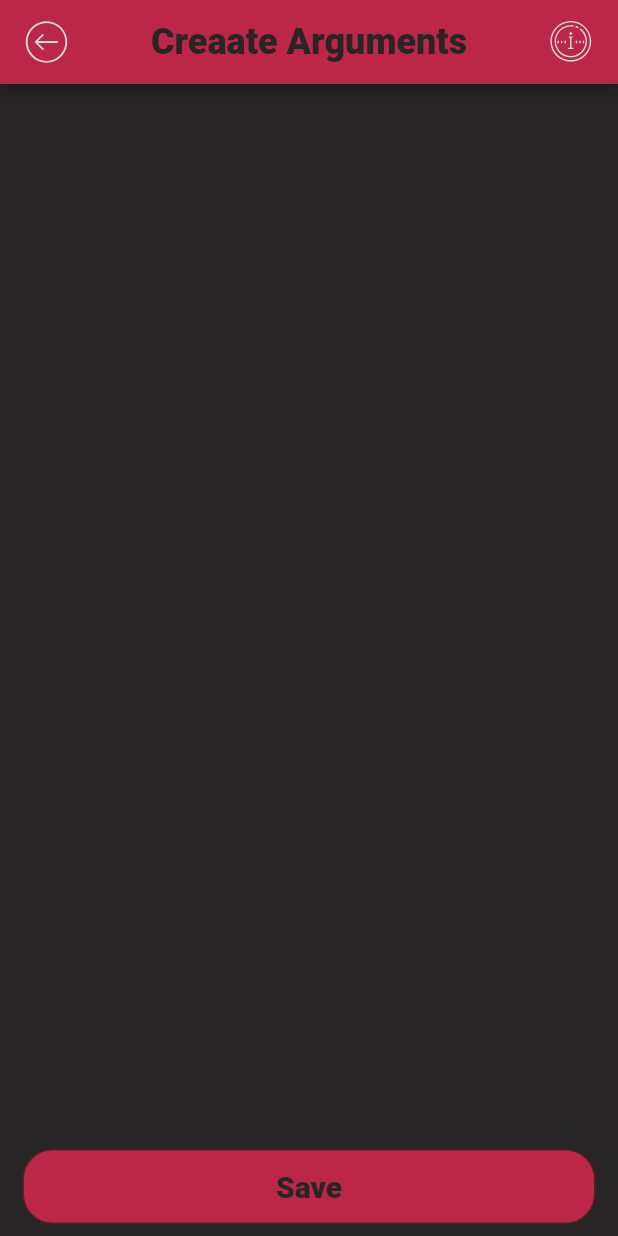
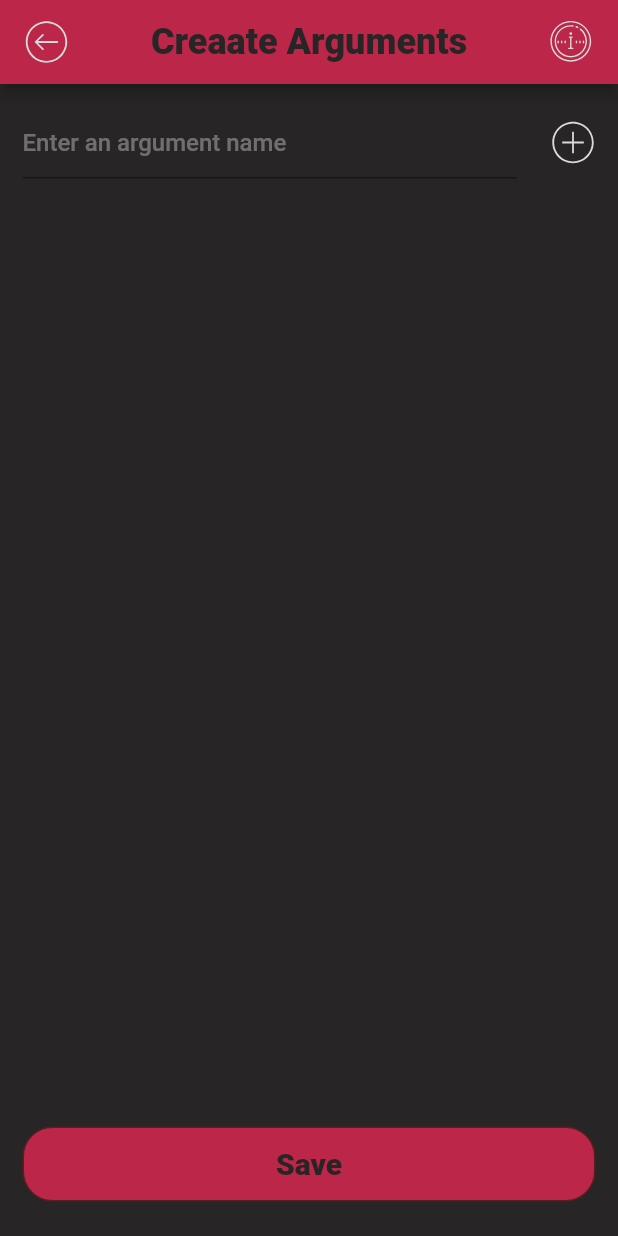
Before and after one commit to NikitaPits/pocket_analitic, a Flutter app: the CreateArgumentsPage screen opened directly, on a phone screen of 412 x 824 dp. Run offline on Flutter 3.47's test engine with Material 2 defaults, Android fonts, the phone set to English and light mode, and no system bars; our stand-ins replace flutter_svg.

Commit message:
added argument field

```diff
--- a/pocket_analitic/lib/theme/custom_colors.dart
+++ b/pocket_analitic/lib/theme/custom_colors.dart
@@ -6,6 +6,7 @@ class CustomColors {
   static const Color black = Color.fromARGB(255, 30, 32, 32);
   static const Color contures = Color.fromARGB(255, 88, 31, 31);
   static const Color mainText = Color.fromARGB(255, 218, 218, 218);
+  static const Color hintText = Color.fromARGB(104, 218, 218, 218);
   static const Color uiTheme = Color(0xFFBB2649);
   static const Color vivaMagenta = Color(0xFFBB2649);
   static const Color white = Color.fromARGB(255, 248, 248, 238);
--- a/pocket_analitic/lib/view/create_arguments_page/create_arguments_page.dart
+++ b/pocket_analitic/lib/view/create_arguments_page/create_arguments_page.dart
@@ -14,6 +14,13 @@ class CreateArgumentsPage extends StatefulWidget {
 class _CreateArgumentsPageState extends State<CreateArgumentsPage> {
   _saveCallback() {
     Navigator.pop(context);
+  }
+
+  late String _createdArgumentName;
+  @override
+  void initState() {
+    _createdArgumentName = '';
+    super.initState();
   }
 
   @override
@@ -43,11 +50,42 @@ class _CreateArgumentsPageState extends State<CreateArgumentsPage> {
       ),
       body: SafeArea(
         child: Container(
-          margin: const EdgeInsets.symmetric(horizontal: 15),
+          margin: const EdgeInsets.all(15),
           child: Column(
             crossAxisAlignment: CrossAxisAlignment.start,
-            mainAxisAlignment: MainAxisAlignment.end,
+            mainAxisAlignment: MainAxisAlignment.spaceBetween,
             children: [
+              Row(
+                mainAxisAlignment: MainAxisAlignment.spaceBetween,
+                children: [
+                  SizedBox(
+                    width: MediaQuery.of(context).size.width * 0.8,
+                    child: TextField(
+                      onChanged: (value) {
+                        setState(() {
+                          _createdArgumentName = value;
+                        });
+                      },
+                      style: CustomTextStyle.headlineMedium16(
+                        c: CustomColors.mainText,
+                      ),
+                      cursorColor: CustomColors.uiTheme,
+                      decoration: InputDecoration(
+                        hintText: 'Enter an argument name',
+                        hintStyle: CustomTextStyle.headlineMedium16(
+                          c: CustomColors.hintText,
+                        ),
+                        focusedBorder: const UnderlineInputBorder(
+                          borderSide:
+                              BorderSide(color: CustomColors.uiTheme, width: 2),
+                        ),
+                      ),
+                    ),
+                  ),
+                  CustomIconButton(
+                      icon: 'assets/icons/plus.svg', callback: () {})
+                ],
+              ),
               MenuButton(
                 title: 'Save',
                 callback: _saveCallback,
```
Also changed, not shown: pocket_analitic/assets/icons/plus.svg (added).
